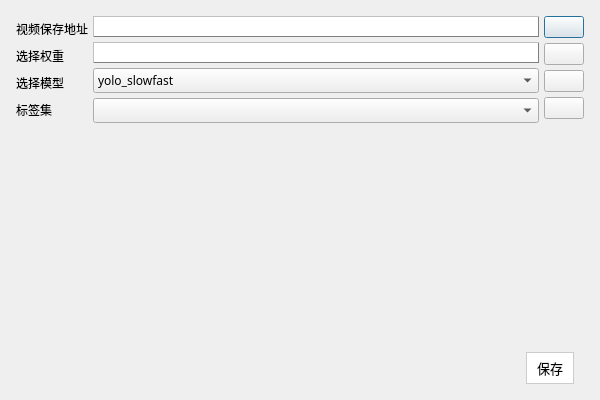
Old version of the form model_settings.ui in the repository Shallowind/SADVS.
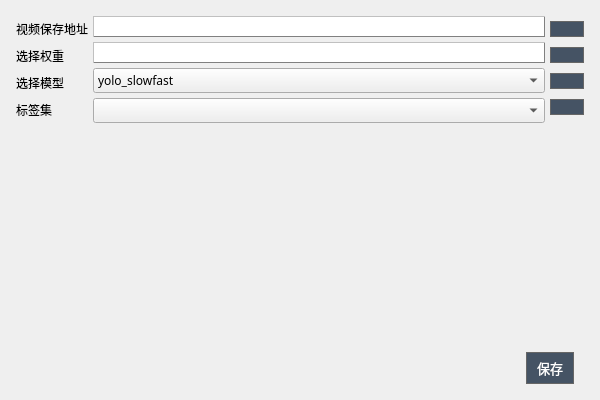
New version of the form. Icons and pictures are not drawn.

```diff
--- a/model_settings.ui
+++ b/model_settings.ui
@@ -196,6 +196,33 @@
              <verstretch>0</verstretch>
             </sizepolicy>
            </property>
+           <property name="minimumSize">
+            <size>
+             <width>25</width>
+             <height>0</height>
+            </size>
+           </property>
+           <property name="sizeIncrement">
+            <size>
+             <width>25</width>
+             <height>0</height>
+            </size>
+           </property>
+           <property name="styleSheet">
+            <string notr="true">QPushButton {
+    background-color: #455364; /* 默认颜色，浅灰色 */
+    border: 1px solid #666666; /* 灰色的边框 */
+}
+
+QPushButton:hover {
+    background-color: #54687a; /* 鼠标悬停时的颜色，稍浅的灰色 */
+}
+
+QPushButton:pressed {
+    background-color: #455364; /* 鼠标点击时的颜色，稍深的灰色 */
+}
+</string>
+           </property>
            <property name="text">
             <string/>
            </property>
@@ -213,6 +240,27 @@
              <verstretch>0</verstretch>
             </sizepolicy>
            </property>
+           <property name="minimumSize">
+            <size>
+             <width>25</width>
+             <height>0</height>
+            </size>
+           </property>
+           <property name="styleSheet">
+            <string notr="true">QPushButton {
+    background-color: #455364; /* 默认颜色，浅灰色 */
+    border: 1px solid #666666; /* 灰色的边框 */
+}
+
+QPushButton:hover {
+    background-color: #54687a; /* 鼠标悬停时的颜色，稍浅的灰色 */
+}
+
+QPushButton:pressed {
+    background-color: #455364; /* 鼠标点击时的颜色，稍深的灰色 */
+}
+</string>
+           </property>
            <property name="text">
             <string/>
            </property>
@@ -230,6 +278,27 @@
              <verstretch>0</verstretch>
             </sizepolicy>
            </property>
+           <property name="minimumSize">
+            <size>
+             <width>25</width>
+             <height>0</height>
+            </size>
+           </property>
+           <property name="styleSheet">
+            <string notr="true">QPushButton {
+    background-color: #455364; /* 默认颜色，浅灰色 */
+    border: 1px solid #666666; /* 灰色的边框 */
+}
+
+QPushButton:hover {
+    background-color: #54687a; /* 鼠标悬停时的颜色，稍浅的灰色 */
+}
+
+QPushButton:pressed {
+    background-color: #455364; /* 鼠标点击时的颜色，稍深的灰色 */
+}
+</string>
+           </property>
            <property name="text">
             <string/>
            </property>
@@ -247,6 +316,27 @@
              <verstretch>0</verstretch>
             </sizepolicy>
            </property>
+           <property name="minimumSize">
+            <size>
+             <width>25</width>
+             <height>0</height>
+            </size>
+           </property>
+           <property name="styleSheet">
+            <string notr="true">QPushButton {
+    background-color: #455364; /* 默认颜色，浅灰色 */
+    border: 1px solid #666666; /* 灰色的边框 */
+}
+
+QPushButton:hover {
+    background-color: #54687a; /* 鼠标悬停时的颜色，稍浅的灰色 */
+}
+
+QPushButton:pressed {
+    background-color: #455364; /* 鼠标点击时的颜色，稍深的灰色 */
+}
+</string>
+           </property>
            <property name="text">
             <string/>
            </property>
@@ -329,16 +419,137 @@
               <height>20</height>
              </size>
             </property>
+            <property name="palette">
+             <palette>
+              <active>
+               <colorrole role="Button">
+                <brush brushstyle="SolidPattern">
+                 <color alpha="255">
+                  <red>69</red>
+                  <green>83</green>
+                  <blue>100</blue>
+                 </color>
+                </brush>
+               </colorrole>
+               <colorrole role="ButtonText">
+                <brush brushstyle="SolidPattern">
+                 <color alpha="255">
+                  <red>255</red>
+                  <green>255</green>
+                  <blue>255</blue>
+                 </color>
+                </brush>
+               </colorrole>
+               <colorrole role="Base">
+                <brush brushstyle="SolidPattern">
+                 <color alpha="255">
+                  <red>69</red>
+                  <green>83</green>
+                  <blue>100</blue>
+                 </color>
+                </brush>
+               </colorrole>
+               <colorrole role="Window">
+                <brush brushstyle="SolidPattern">
+                 <color alpha="255">
+                  <red>69</red>
+                  <green>83</green>
+                  <blue>100</blue>
+                 </color>
+                </brush>
+               </colorrole>
+              </active>
+              <inactive>
+               <colorrole role="Button">
+                <brush brushstyle="SolidPattern">
+                 <color alpha="255">
+                  <red>69</red>
+                  <green>83</green>
+                  <blue>100</blue>
+                 </color>
+                </brush>
+               </colorrole>
+               <colorrole role="ButtonText">
+                <brush brushstyle="SolidPattern">
+                 <color alpha="255">
+                  <red>255</red>
+                  <green>255</green>
+                  <blue>255</blue>
+                 </color>
+                </brush>
+               </colorrole>
+               <colorrole role="Base">
+                <brush brushstyle="SolidPattern">
+                 <color alpha="255">
+                  <red>69</red>
+                  <green>83</green>
+                  <blue>100</blue>
+                 </color>
+                </brush>
+               </colorrole>
+               <colorrole role="Window">
+                <brush brushstyle="SolidPattern">
+                 <color alpha="255">
+                  <red>69</red>
+                  <green>83</green>
+                  <blue>100</blue>
+                 </color>
+                </brush>
+               </colorrole>
+              </inactive>
+              <disabled>
+               <colorrole role="Button">
+                <brush brushstyle="SolidPattern">
+                 <color alpha="255">
+                  <red>69</red>
+                  <green>83</green>
+                  <blue>100</blue>
+                 </color>
+                </brush>
+               </colorrole>
+               <colorrole role="ButtonText">
+                <brush brushstyle="SolidPattern">
+                 <color alpha="255">
+                  <red>120</red>
+                  <green>120</green>
+                  <blue>120</blue>
+                 </color>
+                </brush>
+               </colorrole>
+               <colorrole role="Base">
+                <brush brushstyle="SolidPattern">
+                 <color alpha="255">
+                  <red>69</red>
+                  <green>83</green>
+                  <blue>100</blue>
+                 </color>
+                </brush>
+               </colorrole>
+               <colorrole role="Window">
+                <brush brushstyle="SolidPattern">
+                 <color alpha="255">
+                  <red>69</red>
+                  <green>83</green>
+                  <blue>100</blue>
+                 </color>
+                </brush>
+               </colorrole>
+              </disabled>
+             </palette>
+            </property>
             <property name="font">
              <font>
               <family>微软雅黑</family>
               <pointsize>10</pointsize>
              </font>
             </property>
+            <property name="autoFillBackground">
+             <bool>false</bool>
+            </property>
             <property name="styleSheet">
              <string notr="true">QPushButton {
-    background-color: #ffffff; /* 默认颜色，浅灰色 */
-    border: 1px solid #cccccc; /* 灰色的边框 */
+    background-color: #455364; /* 默认颜色，浅灰色 */
+    border: 1px solid #666666; /* 灰色的边框 */
     padding: 5px 10px;
 }
 
```
Left out of the diff: 20 changed lines with no effect on the pictures.
